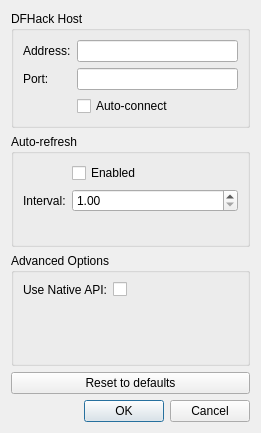
Old version of the form ui/PreferencesDialog.ui in the repository cvuchener/df-workdetailtest.
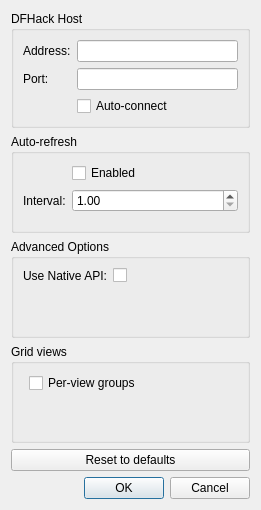
New version of the form.

Commit message: Add per-view groups option

```diff
--- a/ui/PreferencesDialog.ui
+++ b/ui/PreferencesDialog.ui
@@ -7,7 +7,7 @@
     <x>0</x>
     <y>0</y>
     <width>261</width>
-    <height>433</height>
+    <height>510</height>
    </rect>
   </property>
   <property name="windowTitle">
@@ -121,6 +121,26 @@
      </layout>
     </widget>
    </item>
+   <item>
+    <widget class="QGroupBox" name="gridview_group">
+     <property name="title">
+      <string>Grid views</string>
+     </property>
+     <layout class="QVBoxLayout" name="verticalLayout_5">
+      <item>
+       <layout class="QFormLayout" name="gridview_layout">
+        <item row="1" column="1">
+         <widget class="QCheckBox" name="gridview_perview_groups">
+          <property name="text">
+           <string>Per-view groups</string>
+          </property>
+         </widget>
+        </item>
+       </layout>
+      </item>
+     </layout>
+    </widget>
+   </item>
    <item>
     <widget class="QPushButton" name="reset_defaults_button">
      <property name="text">
```
The commit also changes 7 other files.
